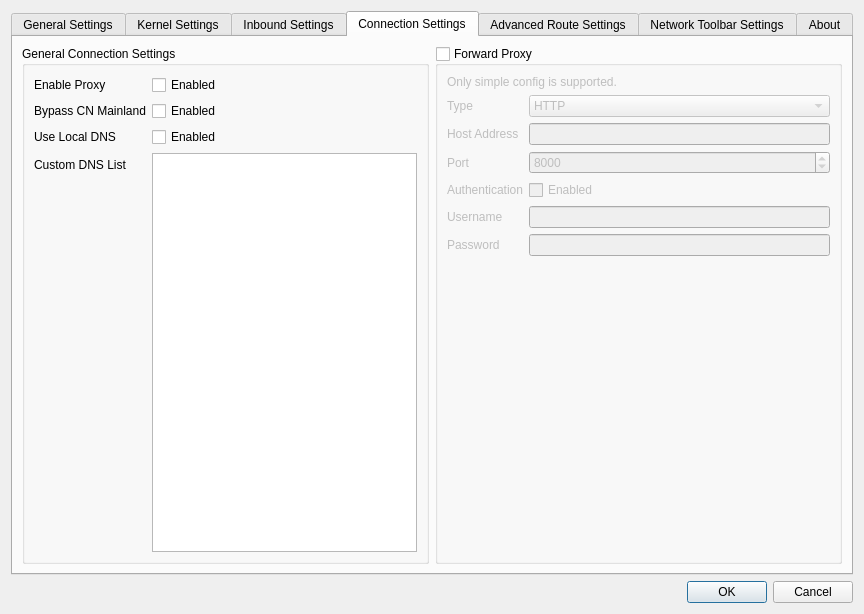
Qt form src/ui/w_PreferencesWindow.ui (Qv2ray/Qv2ray) before a commit.
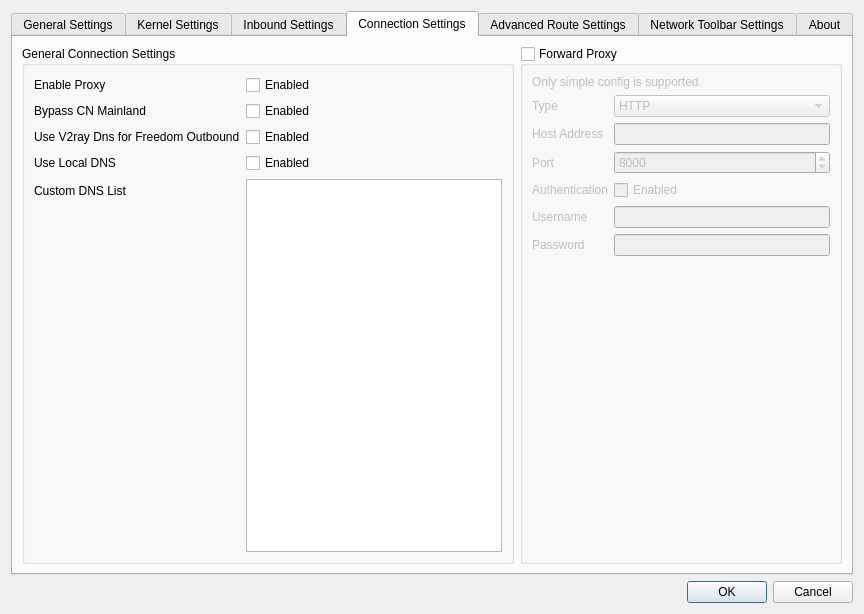
The same form after that commit. The open tabs and pages were chosen to show the change. Icons and pictures are not drawn.

Commit message: add: use v2ray DNS for freedom outbound

What changed in the file:
```diff
--- a/src/ui/w_PreferencesWindow.ui
+++ b/src/ui/w_PreferencesWindow.ui
@@ -1171,29 +1171,43 @@
              </widget>
             </item>
             <item row="2" column="0">
+             <widget class="QLabel" name="label_75">
+              <property name="text">
+               <string>Use V2ray Dns for Freedom Outbound</string>
+              </property>
+             </widget>
+            </item>
+            <item row="2" column="1">
+             <widget class="QCheckBox" name="DnsFreedomCb">
+              <property name="text">
+               <string>Enabled</string>
+              </property>
+             </widget>
+            </item>
+            <item row="3" column="0">
              <widget class="QLabel" name="label_18">
               <property name="text">
                <string>Use Local DNS</string>
               </property>
              </widget>
             </item>
-            <item row="2" column="1">
-             <widget class="QCheckBox" name="localDNSCb">
-              <property name="text">
-               <string>Enabled</string>
-              </property>
-             </widget>
-            </item>
-            <item row="3" column="0">
+            <item row="4" column="0">
              <widget class="QLabel" name="label_21">
               <property name="text">
                <string>Custom DNS List</string>
               </property>
              </widget>
             </item>
-            <item row="3" column="1">
+            <item row="4" column="1">
              <widget class="QPlainTextEdit" name="DNSListTxt"/>
             </item>
+            <item row="3" column="1">
+             <widget class="QCheckBox" name="localDNSCb">
+              <property name="text">
+               <string>Enabled</string>
+              </property>
+             </widget>
+            </item>
            </layout>
           </widget>
          </item>
```
Left out of the diff: 15 changed lines with no effect on the pictures. The commit also changes 5 other files.
